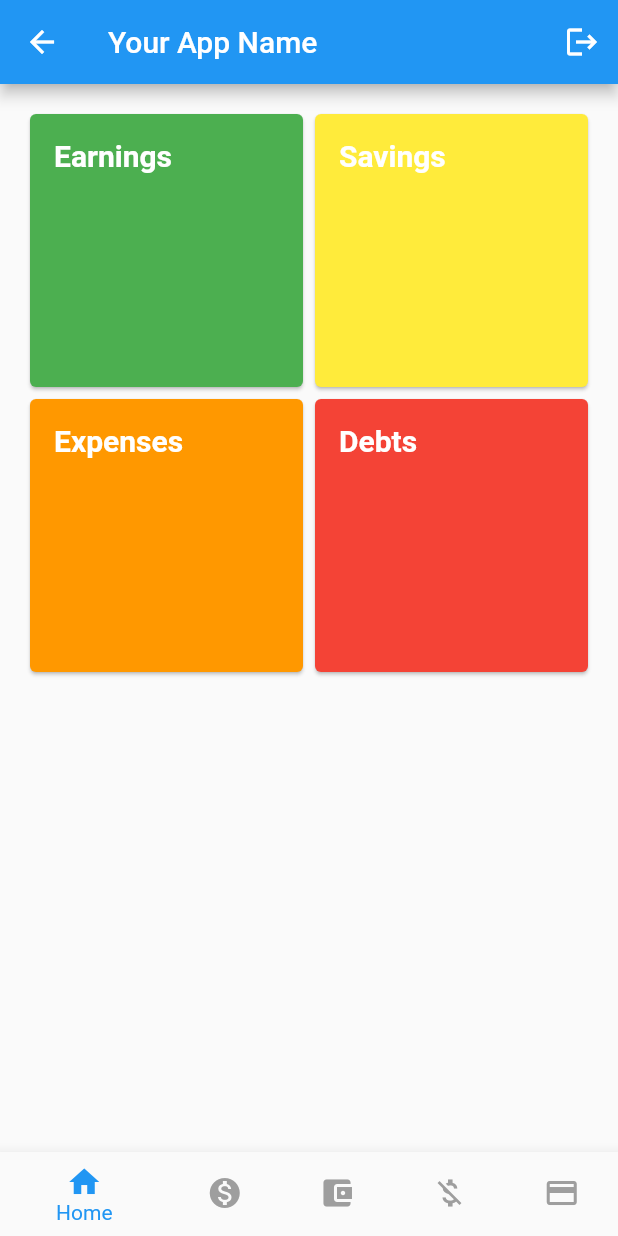
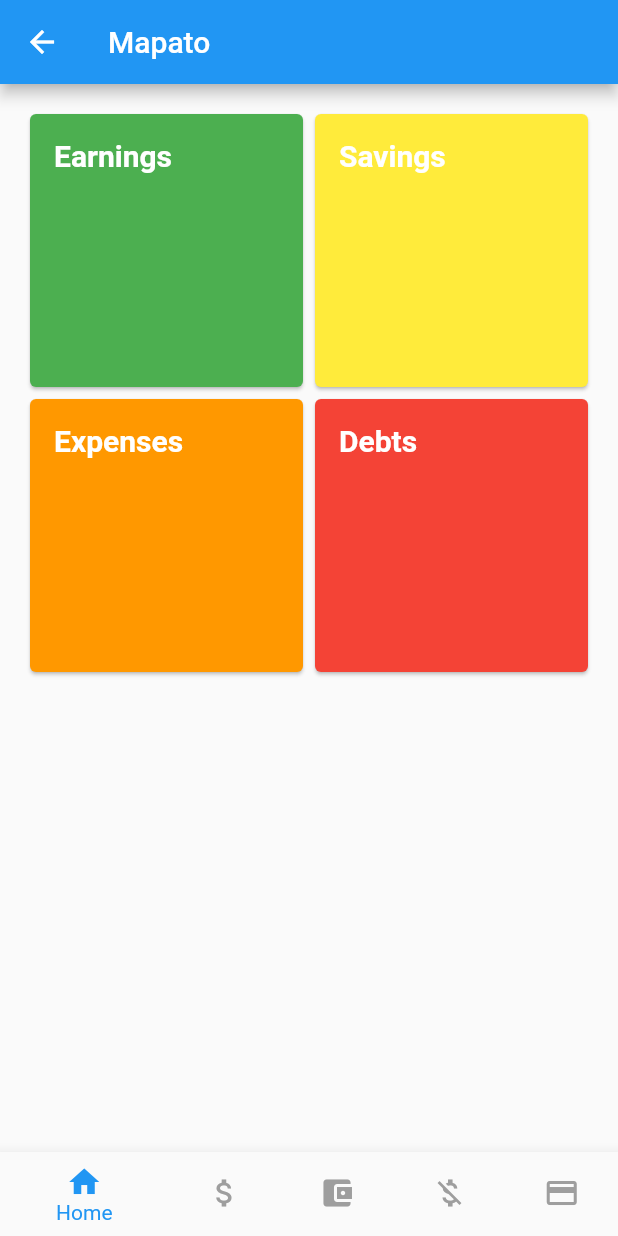
Before and after one commit to Baltazar-Christian/mapato_v1, a Flutter app: the RegistrationScreen screen opened directly, after a tap on "Register", after a tap on "Login", on a phone screen of 412 x 824 dp. Run offline on Flutter 3.47's test engine with Material 2 defaults, Android fonts, the phone set to English and light mode, and no system bars; our stand-ins replace shared_preferences, sqflite; accounts and stored records are empty.

Commit message:
minor fix

```diff
--- a/lib/screens/main_screen.dart
+++ b/lib/screens/main_screen.dart
@@ -1,10 +1,9 @@
 import 'package:flutter/material.dart';
-
+import 'debts_screen.dart';
+import 'earnings_screen.dart';
+import 'expenses_screen.dart';
 import 'home_screen.dart';
-import 'earnings_screen.dart';
 import 'savings_screen.dart';
-import 'expenses_screen.dart';
-import 'debts_screen.dart';
 
 class MainScreen extends StatefulWidget {
   @override
@@ -12,64 +11,52 @@ class MainScreen extends StatefulWidget {
 }
 
 class _MainScreenState extends State<MainScreen> {
+  PageController _pageController = PageController();
   int _currentIndex = 0;
-
-  final List<Widget> _screens = [
-    HomeScreen(),
-    EarningsScreen(),
-    SavingsScreen(),
-    ExpensesScreen(),
-    DebtsScreen(),
-  ];
 
   @override
   Widget build(BuildContext context) {
     return Scaffold(
       appBar: AppBar(
-        title: Text('Your App Name'),
-        actions: [
-          IconButton(
-            icon: Icon(Icons.logout),
-            onPressed: () {
-              // Implement logout logic here
-              // For example, navigate back to the RegistrationScreen
-              // Navigator.of(context).popUntil((route) => route.isFirst);
-            },
-          ),
+        title: Text('Mapato'),
+      ),
+      body: PageView(
+        controller: _pageController,
+        onPageChanged: (index) {
+          setState(() {
+            _currentIndex = index;
+          });
+        },
+        children: [
+          HomeScreen(),
+          EarningsScreen(),
+          SavingsScreen(),
+          ExpensesScreen(),
+          DebtsScreen(),
         ],
       ),
-      body: _screens[_currentIndex],
       bottomNavigationBar: BottomNavigationBar(
-        items: const <BottomNavigationBarItem>[
-          BottomNavigationBarItem(
-            icon: Icon(Icons.home),
-            label: 'Home',
-          ),
-          BottomNavigationBarItem(
-            icon: Icon(Icons.monetization_on),
-            label: 'Earnings',
-          ),
-          BottomNavigationBarItem(
-            icon: Icon(Icons.account_balance_wallet),
-            label: 'Savings',
-          ),
-          BottomNavigationBarItem(
-            icon: Icon(Icons.money_off),
-            label: 'Expenses',
-          ),
-          BottomNavigationBarItem(
-            icon: Icon(Icons.payment),
-            label: 'Debts',
-          ),
-        ],
-        selectedItemColor: Colors.blue,
-        unselectedItemColor: Colors.grey, // Set unselected item color
         currentIndex: _currentIndex,
         onTap: (index) {
           setState(() {
             _currentIndex = index;
+            _pageController.animateToPage(index,
+                duration: Duration(milliseconds: 300), curve: Curves.easeInOut);
           });
         },
+        items: [
+          BottomNavigationBarItem(icon: Icon(Icons.home), label: 'Home'),
+          BottomNavigationBarItem(
+              icon: Icon(Icons.attach_money), label: 'Earnings'),
+          BottomNavigationBarItem(
+              icon: Icon(Icons.account_balance_wallet), label: 'Savings'),
+          BottomNavigationBarItem(
+              icon: Icon(Icons.money_off), label: 'Expenses'),
+          BottomNavigationBarItem(
+              icon: Icon(Icons.credit_card), label: 'Debts'),
+        ],
+        selectedItemColor: Colors.blue, // Set the selected item color
+        unselectedItemColor: Colors.grey, // Set the unselected item color
       ),
     );
   }
--- a/lib/services/database.dart
+++ b/lib/services/database.dart
@@ -1,5 +1,3 @@
-// database.dart
-
 import 'package:sqflite/sqflite.dart';
 import 'package:path/path.dart';
 
@@ -24,6 +22,17 @@ class DBHelper {
           name TEXT,
           email TEXT UNIQUE,
           password TEXT
+        )
+      ''');
+
+      await db.execute('''
+        CREATE TABLE earnings (
+          id INTEGER PRIMARY KEY AUTOINCREMENT,
+          user_id INTEGER,
+          source TEXT,
+          amount REAL,
+          date TEXT,
+          FOREIGN KEY (user_id) REFERENCES users (id)
         )
       ''');
     });
@@ -57,11 +66,12 @@ class User {
   String email;
   String password;
 
-  User(
-      {this.id,
-      required this.name,
-      required this.email,
-      required this.password});
+  User({
+    this.id,
+    required this.name,
+    required this.email,
+    required this.password,
+  });
 
   Map<String, dynamic> toMap() {
     return {'name': name, 'email': email, 'password': password};
```
